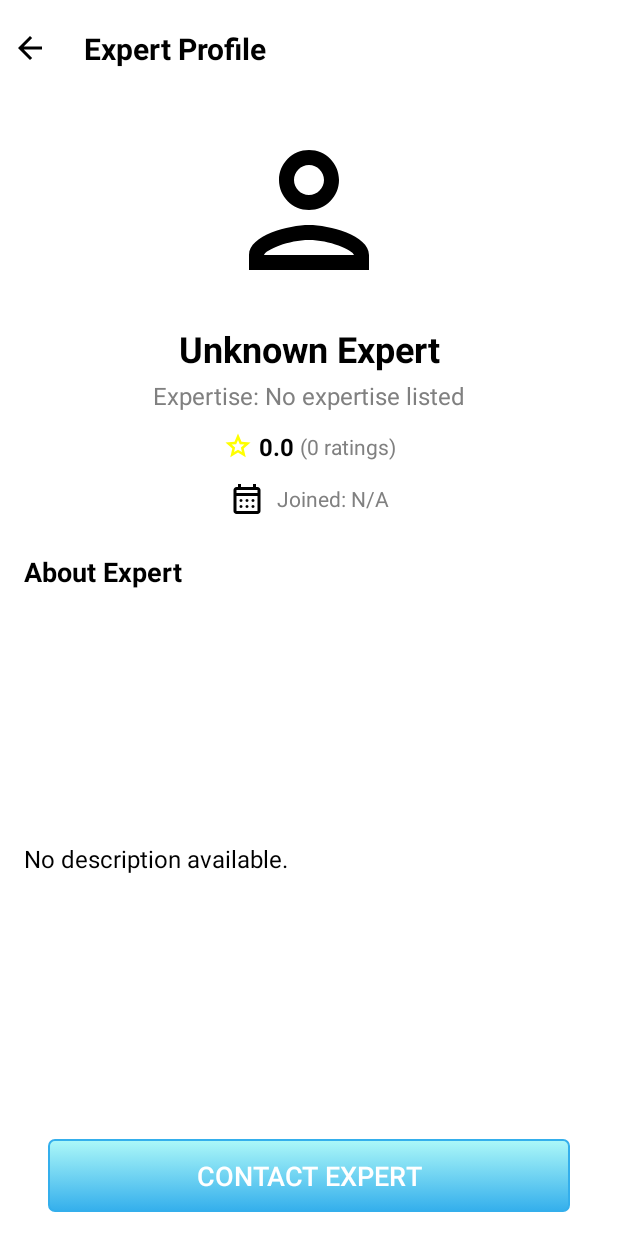
After one commit to patrikinho0/Servix-App, an Android app: the SingleExpertActivity screen opened directly, with no data from a screen before it, on a phone screen of 412 x 824 dp. The commit adds this screen. Run offline under Robolectric (Android 15) with nearby library versions, the phone set to English and light mode, and no system bars; our stand-ins replace Firebase (no records; nobody signed in at launch, a user with empty details on screens opened directly), Picasso; pictures from the network do not load.

Commit message:
Commit SingleExpertActivity + minor fixes

```diff
--- a/app/src/main/AndroidManifest.xml
+++ b/app/src/main/AndroidManifest.xml
@@ -15,6 +15,9 @@
         android:supportsRtl="true"
         android:theme="@style/Theme.Demo"
         tools:targetApi="31">
+        <activity
+            android:name=".SingleExpertActivity"
+            android:exported="false" />
         <activity
             android:name=".SingleServiceActivity"
             android:exported="false" />
--- a/app/src/main/java/com/example/servix_app/ImageUrlAdapter.kt
+++ b/app/src/main/java/com/example/servix_app/ImageUrlAdapter.kt
@@ -24,6 +24,6 @@ class ImageUrlAdapter(private val imageUrls: List<String>) : RecyclerView.Adapte
     }
 
     inner class ImageViewHolder(itemView: View) : RecyclerView.ViewHolder(itemView) {
-        val imageView: ImageView = itemView.findViewById(R.id.imageViewItem)
+        val imageView: ImageView = itemView.findViewById(R.id.selected_image_view)
     }
 }
--- /dev/null
+++ b/app/src/main/java/com/example/servix_app/SingleExpertActivity.kt
@@ -0,0 +1,140 @@
+package com.example.servix_app
+
+import android.content.Intent
+import android.os.Bundle
+import android.util.Log
+import android.widget.Button // Import Button
+import android.widget.ImageView
+import android.widget.TextView
+import android.widget.Toast
+import androidx.activity.enableEdgeToEdge
+import androidx.appcompat.app.AppCompatActivity
+import androidx.core.view.ViewCompat
+import androidx.core.view.WindowInsetsCompat
+import com.google.firebase.auth.FirebaseAuth // Import Firebase Auth
+import com.google.firebase.firestore.ktx.firestore // Import Firebase Firestore
+import com.google.firebase.ktx.Firebase // Import Firebase KTX
+import com.squareup.picasso.Picasso // Import Picasso
+
+class SingleExpertActivity : AppCompatActivity() {
+
+    private lateinit var auth: FirebaseAuth
+    private val db = Firebase.firestore
+
+    private lateinit var expertProfilePicture: ImageView
+    private lateinit var expertName: TextView
+    private lateinit var expertExpertise: TextView
+    private lateinit var expertDescription: TextView
+    private lateinit var expertDate: TextView
+    private lateinit var expertRating: TextView
+    private lateinit var expertNumberOfRatings: TextView
+    private lateinit var backButton: ImageView
+    private lateinit var contactExpertButton: Button
+
+    private var expertEmail: String? = null
+    private var expertTitleName: String = "Expert"
+
+    override fun onCreate(savedInstanceState: Bundle?) {
+        super.onCreate(savedInstanceState)
+        enableEdgeToEdge()
+        setContentView(R.layout.activity_single_expert)
+
+        ViewCompat.setOnApplyWindowInsetsListener(findViewById(R.id.main)) { v, insets ->
+            val systemBars = insets.getInsets(WindowInsetsCompat.Type.systemBars())
+            v.setPadding(systemBars.left, systemBars.top, systemBars.right, systemBars.bottom)
+            insets
+        }
+
+        auth = FirebaseAuth.getInstance()
+
+        expertProfilePicture = findViewById(R.id.expertProfilePicture)
+        expertName = findViewById(R.id.expertName)
+        expertExpertise = findViewById(R.id.expertExpertise)
+        expertDescription = findViewById(R.id.expertDescription)
+        expertDate = findViewById(R.id.expertDate)
+        expertRating = findViewById(R.id.expertRating)
+        expertNumberOfRatings = findViewById(R.id.expertNumberOfRatings)
+        backButton = findViewById(R.id.backButton)
+        contactExpertButton = findViewById(R.id.contactExpertButton)
+
+        backButton.setOnClickListener {
+            onBackPressedDispatcher.onBackPressed()
+        }
+
+        val name = intent.getStringExtra("name") ?: "Unknown Expert"
+        val expertise = intent.getStringExtra("expertise") ?: "No expertise listed"
+        val description = intent.getStringExtra("description") ?: "No description available."
+        val profilePictureUrl = intent.getStringExtra("profilePictureUrl")
+        val date = intent.getStringExtra("date") ?: "N/A"
+        val rating = intent.getStringExtra("rating") ?: "0.0"
+        val numberOfRatings = intent.getStringExtra("numberOfRatings") ?: "0"
+        val expertUid = intent.getStringExtra("uid")
+
+        expertTitleName = name
+
+        expertName.text = name
+        expertExpertise.text = "Expertise: $expertise"
+        expertDescription.text = description
+        expertDate.text = "Joined: $date"
+        expertRating.text = rating
+        expertNumberOfRatings.text = "($numberOfRatings ratings)"
+
+        if (!profilePictureUrl.isNullOrEmpty()) {
+            Picasso.get()
+                .load(profilePictureUrl)
+                .placeholder(R.drawable.person)
+                .error(R.drawable.person)
+                .into(expertProfilePicture)
+        } else {
+            expertProfilePicture.setImageResource(R.drawable.person)
+        }
+
+        if (!expertUid.isNullOrEmpty()) {
+            fetchExpertEmail(expertUid)
+        } else {
+            Toast.makeText(this, "Expert ID not available, cannot contact.", Toast.LENGTH_SHORT).show()
+            contactExpertButton.isEnabled = false
+        }
+
+        contactExpertButton.setOnClickListener {
+            if (!expertEmail.isNullOrEmpty()) {
+                val emailIntent = Intent(Intent.ACTION_SEND).apply {
+                    type = "message/rfc822"
+                    putExtra(Intent.EXTRA_EMAIL, arrayOf(expertEmail))
+                    putExtra(Intent.EXTRA_SUBJECT, "Inquiry about your profile: $expertTitleName")
+                }
+                if (emailIntent.resolveActivity(packageManager) != null) {
+                    startActivity(Intent.createChooser(emailIntent, "Send email using..."))
+                } else {
+                    Toast.makeText(this, "No email app found on your device.", Toast.LENGTH_SHORT).show()
+                }
+            } else {
+                Toast.makeText(this, "Expert email not available yet.", Toast.LENGTH_SHORT).show()
+            }
+        }
+
+        Log.d("SingleExpertActivity", "Expert Data: Name=$name, Expertise=$expertise, Rating=$rating, UID=$expertUid")
+    }
+
+    private fun fetchExpertEmail(uid: String) {
+        db.collection("users").document(uid).get()
+            .addOnSuccessListener { documentSnapshot ->
+                if (documentSnapshot.exists()) {
+                    expertEmail = documentSnapshot.getString("email")
+                    if (expertEmail.isNullOrEmpty()) {
+                        Toast.makeText(this, "Expert email not found in database.", Toast.LENGTH_SHORT).show()
+                        contactExpertButton.isEnabled = false
+                    }
+                    Log.d("SingleExpertActivity", "Fetched Expert Email: $expertEmail")
+                } else {
+                    Toast.makeText(this, "Expert user data not found.", Toast.LENGTH_SHORT).show()
+                    contactExpertButton.isEnabled = false
+                }
+            }
+            .addOnFailureListener { e ->
+                Log.e("SingleExpertActivity", "Error fetching expert email: ${e.message}", e)
+                Toast.makeText(this, "Failed to load expert email.", Toast.LENGTH_SHORT).show()
+                contactExpertButton.isEnabled = false
+            }
+    }
+}
--- /dev/null
+++ b/app/src/main/res/drawable/delete_red_background.xml
@@ -0,0 +1,5 @@
+<?xml version="1.0" encoding="utf-8"?>
+<shape xmlns:android="http://schemas.android.com/apk/res/android"
+    android:shape="oval">
+    <solid android:color="#F44336" /> <size android:width="28dp" android:height="28dp" />
+</shape>
--- /dev/null
+++ b/app/src/main/res/drawable/ic_arrow_back.xml
@@ -0,0 +1,5 @@
+<vector xmlns:android="http://schemas.android.com/apk/res/android" android:autoMirrored="true" android:height="24dp" android:tint="#000000" android:viewportHeight="960" android:viewportWidth="960" android:width="24dp">
+
+    <path android:fillColor="@android:color/white" android:pathData="M313,520L537,744L480,800L160,480L480,160L537,216L313,440L800,440L800,520L313,520Z"/>
+
+</vector>
--- /dev/null
+++ b/app/src/main/res/drawable/ic_delete.xml
@@ -0,0 +1,5 @@
+<vector xmlns:android="http://schemas.android.com/apk/res/android" android:height="24dp" android:tint="#000000" android:viewportHeight="960" android:viewportWidth="960" android:width="24dp">
+
+    <path android:fillColor="@android:color/white" android:pathData="M256,760L200,704L424,480L200,256L256,200L480,424L704,200L760,256L536,480L760,704L704,760L480,536L256,760Z"/>
+
+</vector>
--- /dev/null
+++ b/app/src/main/res/drawable/ic_star.xml
@@ -0,0 +1,5 @@
+<vector xmlns:android="http://schemas.android.com/apk/res/android" android:height="24dp" android:tint="#000000" android:viewportHeight="960" android:viewportWidth="960" android:width="24dp">
+
+    <path android:fillColor="@android:color/white" android:pathData="M354,673L480,597L606,674L573,530L684,434L538,421L480,285L422,420L276,433L387,530L354,673ZM233,840L298,559L80,370L368,345L480,80L592,345L880,370L662,559L727,840L480,691L233,840ZM480,490L480,490L480,490L480,490L480,490L480,490L480,490L480,490L480,490L480,490Z"/>
+
+</vector>
--- a/app/src/main/res/layout/activity_add_post.xml
+++ b/app/src/main/res/layout/activity_add_post.xml
@@ -30,7 +30,6 @@
             android:layout_marginTop="12dp"
             android:background="@drawable/input_selector"
             android:clipToPadding="false"
-            android:padding="8dp"
             android:scrollbars="horizontal" />
 
         <androidx.appcompat.widget.AppCompatButton
--- /dev/null
+++ b/app/src/main/res/layout/activity_single_expert.xml
@@ -0,0 +1,196 @@
+<?xml version="1.0" encoding="utf-8"?>
+<androidx.constraintlayout.widget.ConstraintLayout xmlns:android="http://schemas.android.com/apk/res/android"
+    xmlns:app="http://schemas.android.com/apk/res-auto"
+    xmlns:tools="http://schemas.android.com/tools"
+    android:id="@+id/main"
+    android:layout_width="match_parent"
+    android:layout_height="match_parent"
+    android:background="@color/white"
+    tools:context=".SingleExpertActivity">
+
+    <androidx.constraintlayout.widget.ConstraintLayout
+        android:id="@+id/expertTopBar"
+        android:layout_width="0dp"
+        android:layout_height="?attr/actionBarSize"
+        android:background="@color/white"
+        app:layout_constraintTop_toTopOf="parent"
+        app:layout_constraintStart_toStartOf="parent"
+        app:layout_constraintEnd_toEndOf="parent">
+
+        <ImageView
+            android:id="@+id/backButton"
+            android:layout_width="40dp"
+            android:layout_height="40dp"
+            android:padding="8dp"
+            android:src="@drawable/ic_arrow_back"
+            android:background="?attr/selectableItemBackgroundBorderless"
+            app:layout_constraintStart_toStartOf="parent"
+            app:layout_constraintTop_toTopOf="parent"
+            app:layout_constraintBottom_toBottomOf="parent"
+            android:contentDescription="Back" />
+
+        <TextView
+            android:layout_width="wrap_content"
+            android:layout_height="wrap_content"
+            android:text="Expert Profile"
+            android:textColor="@android:color/black"
+            android:textSize="20sp"
+            android:textStyle="bold"
+            app:layout_constraintStart_toEndOf="@id/backButton"
+            app:layout_constraintTop_toTopOf="parent"
+            app:layout_constraintBottom_toBottomOf="parent"
+            android:layout_marginStart="16dp" />
+
+    </androidx.constraintlayout.widget.ConstraintLayout>
+
+    <ScrollView
+        android:id="@+id/expertScrollView"
+        android:layout_width="0dp"
+        android:layout_height="0dp"
+        android:fillViewport="true"
+        app:layout_constraintTop_toBottomOf="@id/expertTopBar"
+        app:layout_constraintStart_toStartOf="parent"
+        app:layout_constraintEnd_toEndOf="parent"
+        app:layout_constraintBottom_toTopOf="@id/contactExpertButton"> <androidx.constraintlayout.widget.ConstraintLayout
+        android:layout_width="match_parent"
+        android:layout_height="wrap_content"
+        android:padding="16dp">
+
+        <ImageView
+            android:id="@+id/expertProfilePicture"
+            android:layout_width="120dp"
+            android:layout_height="120dp"
+            android:scaleType="centerCrop"
+            android:src="@drawable/person"
+            app:layout_constraintTop_toTopOf="parent"
+            app:layout_constraintStart_toStartOf="parent"
+            app:layout_constraintEnd_toEndOf="parent"
+            android:contentDescription="Expert Profile Picture" />
+
+        <TextView
+            android:id="@+id/expertName"
+            android:layout_width="wrap_content"
+            android:layout_height="wrap_content"
+            android:layout_marginTop="16dp"
+            android:text="Expert Name"
+            android:textColor="@android:color/black"
+            android:textSize="24sp"
+            android:textStyle="bold"
+            app:layout_constraintTop_toBottomOf="@id/expertProfilePicture"
+            app:layout_constraintStart_toStartOf="parent"
+            app:layout_constraintEnd_toEndOf="parent" />
+
+        <TextView
+            android:id="@+id/expertExpertise"
+            android:layout_width="wrap_content"
+            android:layout_height="wrap_content"
+            android:layout_marginTop="4dp"
+            android:text="Expertise: Plumbing, Electrical"
+            android:textColor="@color/grey"
+            android:textSize="16sp"
+            app:layout_constraintTop_toBottomOf="@id/expertName"
+            app:layout_constraintStart_toStartOf="parent"
+            app:layout_constraintEnd_toEndOf="parent" />
+
+        <LinearLayout
+            android:id="@+id/ratingSection"
+            android:layout_width="wrap_content"
+            android:layout_height="wrap_content"
+            android:orientation="horizontal"
+            android:gravity="center_vertical"
+            android:layout_marginTop="12dp"
+            app:layout_constraintTop_toBottomOf="@id/expertExpertise"
+            app:layout_constraintStart_toStartOf="parent"
+            app:layout_constraintEnd_toEndOf="parent">
+
+            <ImageView
+                android:layout_width="20dp"
+                android:layout_height="20dp"
+                android:src="@drawable/ic_star"
+                android:contentDescription="Star Rating"
+                app:tint="@color/yellow" />
+
+            <TextView
+                android:id="@+id/expertRating"
+                android:layout_width="wrap_content"
+                android:layout_height="wrap_content"
+                android:layout_marginStart="4dp"
+                android:text="4.5"
+                android:textColor="@android:color/black"
+                android:textSize="16sp"
+                android:textStyle="bold" />
+
+            <TextView
+                android:id="@+id/expertNumberOfRatings"
+                android:layout_width="wrap_content"
+                android:layout_height="wrap_content"
+                android:layout_marginStart="4dp"
+                android:text="(120 ratings)"
+                android:textColor="@color/grey"
+                android:textSize="14sp" />
+        </LinearLayout>
+
+        <TextView
+            android:id="@+id/expertDate"
+            android:layout_width="wrap_content"
+            android:layout_height="wrap_content"
+            android:layout_marginTop="12dp"
+            android:drawableStart="@drawable/ic_date"
+            android:drawablePadding="8dp"
+            android:gravity="center_vertical"
+            android:text="Joined: 01 Jan 2023"
+            android:textColor="@color/grey"
+            android:textSize="14sp"
+            app:layout_constraintTop_toBottomOf="@id/ratingSection"
+            app:layout_constraintStart_toStartOf="parent"
+            app:layout_constraintEnd_toEndOf="parent" />
+
+        <TextView
+            android:id="@+id/descriptionHeader"
+            android:layout_width="0dp"
+            android:layout_height="wrap_content"
+            android:layout_marginTop="24dp"
+            android:text="About Expert"
+            android:textColor="@android:color/black"
+            android:textSize="18sp"
+            android:textStyle="bold"
+            app:layout_constraintTop_toBottomOf="@id/expertDate"
+            app:layout_constraintStart_toStartOf="parent"
+            app:layout_constraintEnd_toEndOf="parent" />
+
+        <TextView
+            android:id="@+id/expertDescription"
+            android:layout_width="0dp"
+            android:layout_height="wrap_content"
+            android:layout_marginTop="8dp"
+            android:lineSpacingExtra="4dp"
+            android:text="This is a detailed description of the expert's background, experience, and the philosophy behind their work. It can be quite extensive, covering various projects they've undertaken, their specializations, and testimonials from clients. This section aims to provide a comprehensive overview to the user."
+            android:textColor="@android:color/black"
+            android:textSize="16sp"
+            app:layout_constraintTop_toBottomOf="@id/descriptionHeader"
+            app:layout_constraintStart_toStartOf="parent"
+            app:layout_constraintEnd_toEndOf="parent"
+            app:layout_constraintBottom_toBottomOf="parent" />
+
+    </androidx.constraintlayout.widget.ConstraintLayout>
+    </ScrollView>
+
+    <androidx.appcompat.widget.AppCompatButton
+        android:id="@+id/contactExpertButton"
+        android:layout_width="0dp"
+        android:layout_height="wrap_content"
+        android:layout_marginStart="32dp"
+        android:layout_marginEnd="32dp"
+        android:layout_marginBottom="16dp"
+        android:background="@drawable/buttongradient"
+        android:text="Contact Expert"
+        android:textColor="@android:color/white"
+        android:textSize="18sp"
+        android:paddingTop="12dp"
+        android:paddingBottom="12dp"
+        android:stateListAnimator="@null"
+        app:layout_constraintBottom_toBottomOf="parent"
+        app:layout_constraintEnd_toEndOf="parent"
+        app:layout_constraintStart_toStartOf="parent" />
+
+</androidx.constraintlayout.widget.ConstraintLayout>
--- a/app/src/main/res/values/colors.xml
+++ b/app/src/main/res/values/colors.xml
@@ -10,6 +10,7 @@
     <color name="red">#FF0000</color>
     <color name="light_gray">#F0F0F0</color>
     <color name="dark_blue">#0000FF</color>
+    <color name="yellow">#FFFF00</color>
 
     <style name="BottomNavigationViewStyle" parent="Widget.MaterialComponents.BottomNavigationView">
         <item name="itemIconTint">@color/navigation_item_icon</item>
```
Also changed, not shown: app/src/main/java/com/example/servix_app/Expert.kt (+6 -1 lines), app/src/main/java/com/example/servix_app/ExpertAdapter.kt (+25 -2 lines), app/src/main/java/com/example/servix_app/ImageAdapter.kt (+8 -2 lines), app/src/main/res/layout/activity_main.xml (+7 -10 lines), app/src/main/res/layout/item_expert.xml (+13 -6 lines), app/src/main/res/layout/item_image.xml (+39 -10 lines), app/src/main/res/layout/list_item.xml (+11 -9 lines).
